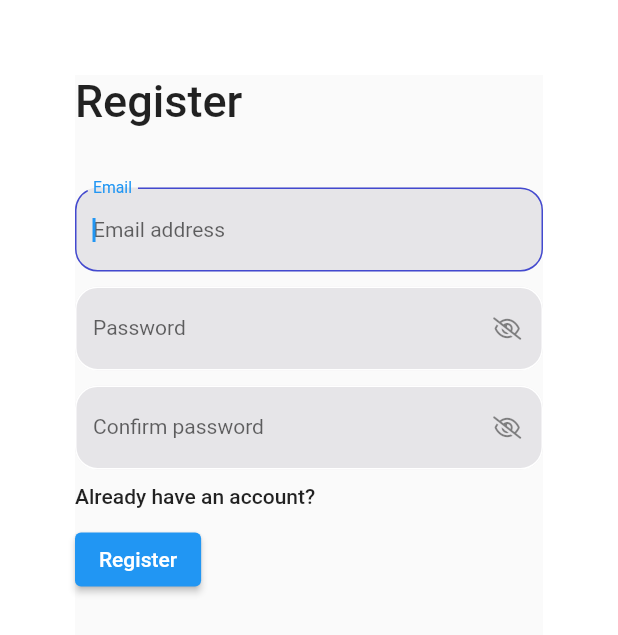
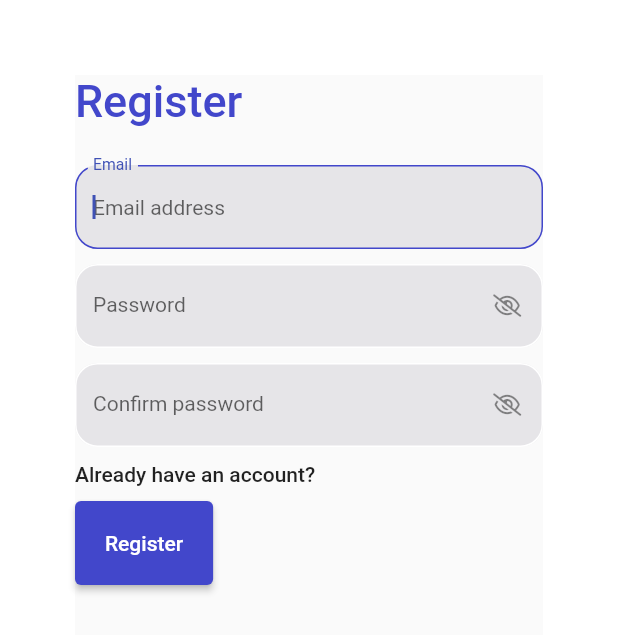
Before and after one commit to Ahmodiyy/flutter-ecommerce, a Flutter app: the screen it shows after launch, after a tap on the "menu" icon, after a tap on "REGISTER", on a phone screen of 412 x 824 dp. Shown: the top 635 px of the screen. Run offline on Flutter 3.47's test engine with Material 2 defaults, Android fonts, the phone set to English and light mode, and no system bars; our stand-ins replace flutter_riverpod, font_awesome_flutter; missing offline and left inert: adaptive_components; network calls fail.

Commit message:
replace image and refactoring

```diff
--- a/lib/constant.dart
+++ b/lib/constant.dart
@@ -15,17 +15,38 @@ const constantSizedBoxLarge = SizedBox(
   height: 40,
 );
 const constantSizedBoxMedium = SizedBox(
-  height: 15,
+  height: 25,
 );
 const constantSizedBoxSmall = SizedBox(
   height: 10,
 );
 const constantSecondary = Color(0xffE6E5E8);
+const actionColor = Color(0xff4247CB);
+const s = CircularProgressIndicator(
+  color: Colors.white,
+);
+const indicator = SizedBox(
+  width: 15,
+  height: 15,
+  child: s,
+);
 const constantTextFieldDecoration = InputDecoration(
   labelText: 'Email',
   hintText: 'Email address',
   fillColor: constantSecondary,
   filled: true,
+  errorBorder: OutlineInputBorder(
+    borderSide: BorderSide(color: Colors.white, width: 1.0),
+    borderRadius: BorderRadius.all(Radius.circular(
+      15,
+    )),
+  ),
+  focusedErrorBorder: OutlineInputBorder(
+    borderSide: BorderSide(color: Colors.white, width: 1.0),
+    borderRadius: BorderRadius.all(Radius.circular(
+      15,
+    )),
+  ),
   enabledBorder: OutlineInputBorder(
     borderSide: BorderSide(color: Colors.white, width: 1.0),
     borderRadius: BorderRadius.all(Radius.circular(
@@ -33,7 +54,7 @@ const constantTextFieldDecoration = InputDecoration(
     )),
   ),
   focusedBorder: OutlineInputBorder(
-    borderSide: BorderSide(color: Color(0xff4349CF), width: 1.0),
+    borderSide: BorderSide(color: actionColor, width: 1.0),
     borderRadius: BorderRadius.all(Radius.circular(
       15,
     )),
--- a/lib/main.dart
+++ b/lib/main.dart
@@ -18,7 +18,7 @@ class MyApp extends StatelessWidget {
   Widget build(BuildContext context) {
     return MaterialApp(
       debugShowCheckedModeBanner: false,
-      title: 'Flutter Demo',
+      title: 'Ecommerce',
       theme: ThemeData(
         // This is the theme of your application.
         //
@@ -29,7 +29,17 @@ class MyApp extends StatelessWidget {
         // or simply save your changes to "hot reload" in a Flutter IDE).
         // Notice that the counter didn't reset back to zero; the application
         // is not restarted.
-        primarySwatch: Colors.blue,
+        primarySwatch: Colors.indigo,
+        elevatedButtonTheme: ElevatedButtonThemeData(
+          style: ButtonStyle(
+            padding: MaterialStateProperty.all(
+              const EdgeInsets.all(20),
+            ),
+            backgroundColor: MaterialStateProperty.all(
+              const Color(0xff4247CB),
+            ),
+          ),
+        ),
       ),
       initialRoute: "/",
       routes: {
--- a/lib/nav_widget.dart
+++ b/lib/nav_widget.dart
@@ -16,14 +16,26 @@ class NavWidget extends StatelessWidget {
   Widget build(BuildContext context) {
     return constraints.isMobile
         ? Drawer(
-            width: 200,
+            width: 100,
             backgroundColor: Colors.white,
             child: ListView(
               children: [
-                buildNav("HOME", "/"),
-                buildNav("CART", "/cart"),
-                buildNav("LOGIN", "/login"),
-                buildNav("REGISTER", "/register"),
+                Padding(
+                  padding: const EdgeInsets.all(8.0),
+                  child: buildNavForHome("HOME", "/"),
+                ),
+                Padding(
+                  padding: const EdgeInsets.all(8.0),
+                  child: buildNav("CART", "/cart"),
+                ),
+                Padding(
+                  padding: const EdgeInsets.all(8.0),
+                  child: buildNav("LOGIN", "/login"),
+                ),
+                Padding(
+                  padding: const EdgeInsets.all(8.0),
+                  child: buildNav("REGISTER", "/register"),
+                ),
               ],
             ),
           )
@@ -37,7 +49,7 @@ class NavWidget extends StatelessWidget {
                   child: Row(
                     children: [
                       Expanded(
-                        child: buildNav("HOME", "/"),
+                        child: buildNavForHome("HOME", "/"),
                       ),
                       Expanded(
                         child: buildNav("CART", "/cart"),
@@ -47,11 +59,11 @@ class NavWidget extends StatelessWidget {
                 ),
                 const Expanded(
                   flex: 6,
-                  child: Text("ECOMAS",
+                  child: Text("Ecommerce",
                       style: TextStyle(
                         color: constantActionColor,
-                        fontWeight: FontWeight.bold,
-                        fontSize: 20,
+                        fontWeight: FontWeight.w500,
+                        fontSize: 30,
                       ),
                       textAlign: TextAlign.center),
                 ),
@@ -59,9 +71,6 @@ class NavWidget extends StatelessWidget {
                   flex: 5,
                   child: Row(
                     children: [
-                      const Spacer(
-                        flex: 1,
-                      ),
                       Expanded(
                         child: Align(
                           alignment: Alignment.centerRight,
@@ -92,4 +101,17 @@ class NavWidget extends StatelessWidget {
       onTap: () => Navigator.pushNamed(context, navigation),
     );
   }
+
+  Widget buildNavForHome(String title, String navigation) {
+    return GestureDetector(
+      child: Text(
+        title,
+        softWrap: false,
+        style: Theme.of(context).textTheme.bodyText2?.copyWith(
+              color: actionColor,
+            ),
+      ),
+      onTap: () => Navigator.pushNamed(context, navigation),
+    );
+  }
 }
--- a/lib/view/cart/checkout.dart
+++ b/lib/view/cart/checkout.dart
@@ -16,7 +16,7 @@ class Checkout extends StatelessWidget {
               : const EdgeInsets.symmetric(horizontal: 250, vertical: 50),
           child: const ImageBuild(
             imagePath: 'images/thanks.jpg',
-            height: 200,
+            height: 50,
           ),
         );
       },
--- a/lib/view/home/home.dart
+++ b/lib/view/home/home.dart
@@ -37,7 +37,7 @@ class Home extends ConsumerWidget {
                     data: (data) =>
                         HomeProduct(constraints: constraint, products: data),
                     error: (object, stack) =>
-                        const Center(child: Text('Start backend server')),
+                        const Center(child: Text('Service Unavailable')),
                     loading: () =>
                         const Center(child: CircularProgressIndicator()),
                   ),
@@ -60,7 +60,7 @@ class Home extends ConsumerWidget {
                     child: homeImage(),
                   ),
                   AdaptiveContainer(
-                    height: 300,
+                    height: 350,
                     columnSpan: 12,
                     child: products.when(
                       data: (data) =>
--- a/lib/view/home/home_product.dart
+++ b/lib/view/home/home_product.dart
@@ -29,7 +29,7 @@ class HomeProduct extends StatelessWidget {
               crossAxisCount: 3,
               crossAxisSpacing: 40,
               mainAxisSpacing: 20,
-              mainAxisExtent: 300,
+              mainAxisExtent: 350,
             ),
             children: [
               for (Product product in products) buildProduct(product, context)
@@ -44,7 +44,7 @@ class HomeProduct extends StatelessWidget {
         children: [
           GestureDetector(
             child:
-                ImageBuild(height: 200, imagePath: 'images/${product.image}'),
+                ImageBuild(height: 250, imagePath: 'images/${product.image}'),
             onTap: () {
               Navigator.pushNamed(context, '/item',
                   arguments: HomeArgument(products: product));
--- a/lib/view/register/register.dart
+++ b/lib/view/register/register.dart
@@ -33,6 +33,7 @@ class _RegisterState extends ConsumerState<Register> {
   final _formKey = GlobalKey<FormState>();
 
   bool showProgressBar = false;
+  String passwordCheck = '';
 
   @override
   void initState() {
@@ -71,11 +72,12 @@ class _RegisterState extends ConsumerState<Register> {
                     mainAxisSize: MainAxisSize.max,
                     children: [
                       Text("Register",
-                          style: Theme.of(context)
-                              .textTheme
-                              .headline6
-                              ?.copyWith(fontSize: 30)),
-                      constantSizedBoxLarge,
+                          style:
+                              Theme.of(context).textTheme.headline6?.copyWith(
+                                    fontSize: 30,
+                                    color: actionColor,
+                                  )),
+                      constantSizedBoxMedium,
                       TextFormField(
                         controller: emailController,
                         autofocus: true,
@@ -100,8 +102,9 @@ class _RegisterState extends ConsumerState<Register> {
                             void Function(void Function()) setState) {
                           return TextFormField(
                             controller: passwordController,
+                            obscureText: passwordVisibility1,
                             autofocus: true,
-                            obscureText: passwordVisibility1,
+                            style: Theme.of(context).textTheme.bodyText2,
                             decoration: constantTextFieldDecoration.copyWith(
                               labelText: 'Password',
                               hintText: 'Password',
@@ -119,9 +122,9 @@ class _RegisterState extends ConsumerState<Register> {
                                 ),
                               ),
                             ),
-                            style: Theme.of(context).textTheme.bodyText2,
                             validator: (value) {
-                              if (value == null || value.isEmpty) {
+                              passwordCheck = value!;
+                              if (value.isEmpty) {
                                 return 'Please enter your password';
                               }
                               return null;
@@ -157,7 +160,10 @@ class _RegisterState extends ConsumerState<Register> {
                             style: Theme.of(context).textTheme.bodyText2,
                             validator: (value) {
                               if (value == null || value.isEmpty) {
-                                return 'Please enter your password';
+                                return 'Please confirm your password';
+                              }
+                              if (value != passwordCheck) {
+                                return 'Unmatched password';
                               }
                               return null;
                             },
@@ -178,10 +184,21 @@ class _RegisterState extends ConsumerState<Register> {
                               onPressed: () async {
                                 if (_formKey.currentState!.validate()) {
                                   setState(() => showProgressBar = true);
-                                  int status = await ref
-                                      .read(userProvider.notifier)
-                                      .register(emailController!.value.text,
-                                          passwordController!.value.text);
+                                  int status = 0;
+                                  try {
+                                    status = await ref
+                                        .read(userProvider.notifier)
+                                        .register(emailController!.value.text,
+                                            passwordController!.value.text);
+                                  } catch (e) {
+                                    ScaffoldMessenger.of(context).showSnackBar(
+                                      const SnackBar(
+                                          content: Text('Service unavailable')),
+                                    );
+                                    setState(() => showProgressBar = false);
+                                    return;
+                                  }
+
                                   if (status == 0) {
                                     ScaffoldMessenger.of(context).showSnackBar(
                                       const SnackBar(
@@ -195,7 +212,7 @@ class _RegisterState extends ConsumerState<Register> {
                                 }
                               },
                               child: showProgressBar
-                                  ? const CircularProgressIndicator()
+                                  ? indicator
                                   : const Text('Register'),
                             )),
                       ),
```
Also changed, not shown: lib/view/cart/cart.dart (+6 -2 lines), lib/view/cart/cart_item.dart (+6 -4 lines), lib/view/login/login.dart (+23 -12 lines), lib/view/product/item.dart (+22 -9 lines), images/pixel6.jpg (renamed from images/gionee.jpg), images/pixel6a.jpg (renamed from images/samsung.jpg), images/pixel6pro.jpg (renamed from images/googlepixel.jpg).
